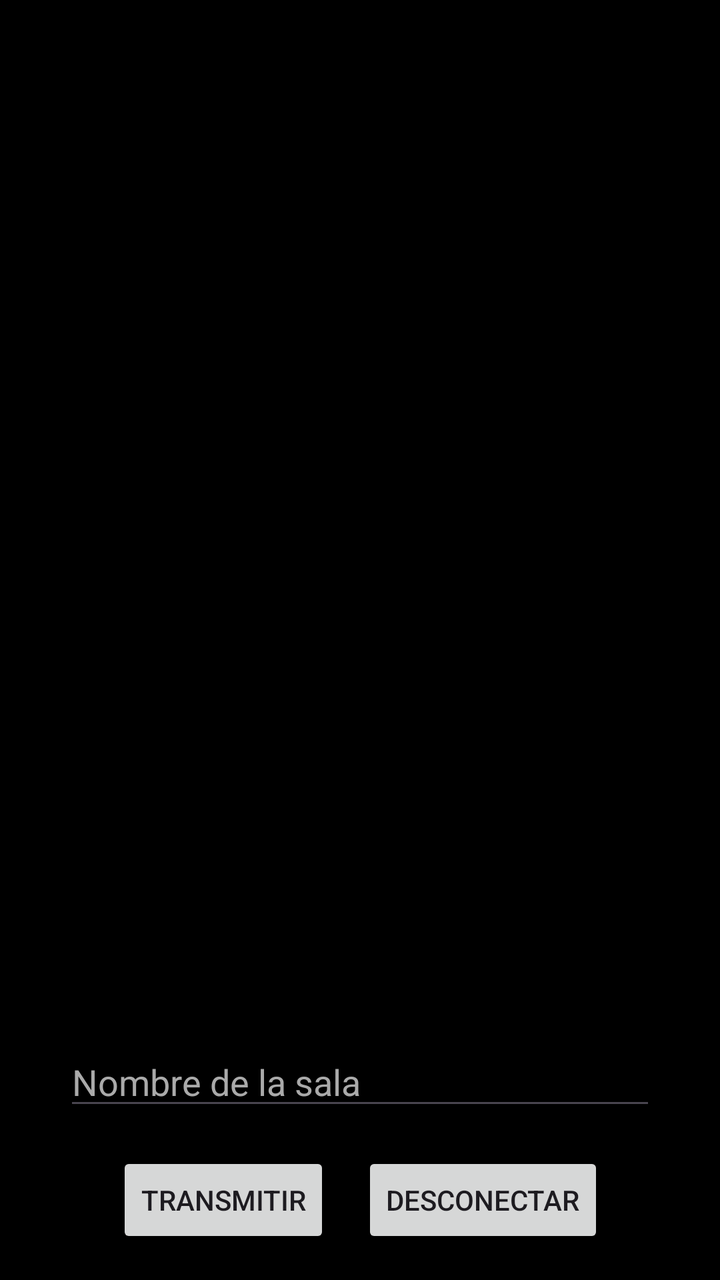
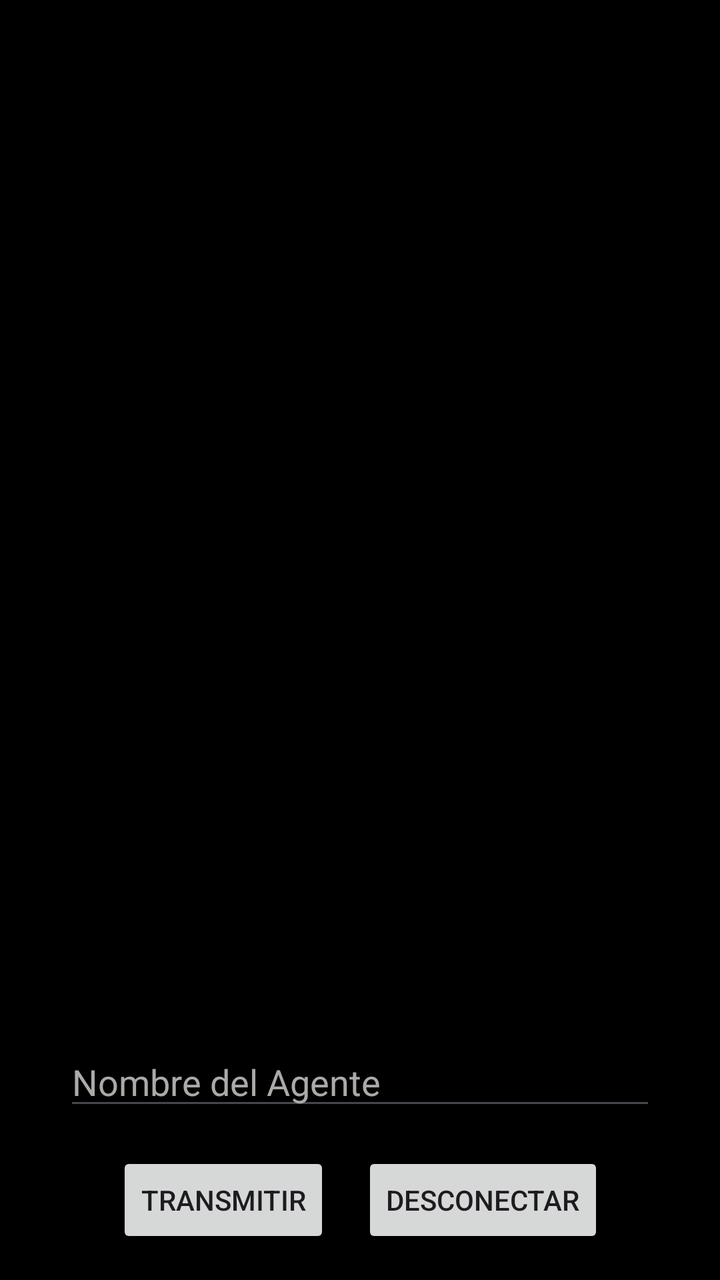

The first picture is an Android layout as it rendered before a commit; the second is the same layout after the commit. The layout source and the unified diff follow.
<!-- AndroidManifest.xml: application theme Theme.App -->
<!-- res/layout/activity_main.xml -->
<?xml version="1.0" encoding="utf-8"?>
<androidx.constraintlayout.widget.ConstraintLayout xmlns:android="http://schemas.android.com/apk/res/android"
    xmlns:app="http://schemas.android.com/apk/res-auto"
    xmlns:tools="http://schemas.android.com/tools"
    android:id="@+id/main"
    android:layout_width="match_parent"
    android:layout_height="match_parent"
    android:background="#000000"
    tools:context=".MainActivity">

    <TextureView
        android:id="@+id/camera_view"
        android:layout_width="0dp"
        android:layout_height="0dp"
        app:layout_constraintTop_toTopOf="parent"
        app:layout_constraintBottom_toTopOf="@+id/status_text"
        app:layout_constraintStart_toStartOf="parent"
        app:layout_constraintEnd_toEndOf="parent" />

    <TextView
        android:id="@+id/status_text"
        android:layout_width="wrap_content"
        android:layout_height="wrap_content"
        android:text="@string/streaming_status"
        android:textColor="@android:color/white"
        android:textSize="20sp"
        android:visibility="gone"
        app:layout_constraintBottom_toTopOf="@+id/room_name_input"
        app:layout_constraintEnd_toEndOf="parent"
        app:layout_constraintStart_toStartOf="parent"
        app:layout_constraintTop_toBottomOf="@+id/camera_view" />

    <EditText
        android:id="@+id/room_name_input"
        android:layout_width="0dp"
        android:layout_height="wrap_content"
        android:layout_marginStart="32dp"
        android:layout_marginEnd="32dp"
        android:layout_marginBottom="16dp"
        android:hint="Nombre de la sala"
        android:inputType="text"
        android:textColor="@android:color/white"
        android:textColorHint="@android:color/darker_gray"
        app:layout_constraintBottom_toTopOf="@+id/transmitir_button"
        app:layout_constraintEnd_toEndOf="parent"
        app:layout_constraintStart_toStartOf="parent" />

    <Button
        android:id="@+id/transmitir_button"
        android:layout_width="wrap_content"
        android:layout_height="wrap_content"
        android:layout_marginBottom="16dp"
        android:text="@string/transmit_button"
        app:layout_constraintBottom_toBottomOf="parent"
        app:layout_constraintEnd_toStartOf="@+id/desconectar_button"
        app:layout_constraintHorizontal_chainStyle="packed"
        app:layout_constraintStart_toStartOf="parent" />

    <Button
        android:id="@+id/desconectar_button"
        android:layout_width="wrap_content"
        android:layout_height="wrap_content"
        android:layout_marginStart="16dp"
        android:text="@string/disconnect_button"
        app:layout_constraintBottom_toBottomOf="@+id/transmitir_button"
        app:layout_constraintEnd_toEndOf="parent"
        app:layout_constraintStart_toEndOf="@+id/transmitir_button"
        app:layout_constraintTop_toTopOf="@+id/transmitir_button" />

</androidx.constraintlayout.widget.ConstraintLayout>
<!-- resources referenced by this layout -->
<resources>
  <string name="disconnect_button">Desconectar</string>
  <string name="streaming_status">Transmitiendo video...</string>
  <string name="transmit_button">Transmitir</string>
  <style name="Theme.App" parent="Base.Theme.App" />
  <style name="Base.Theme.App" parent="Theme.Material3.DayNight.NoActionBar">
          
          
      </style>
</resources>

<!-- the commit's change to res/layout/activity_main.xml (unified diff, before → after) -->
@@ -37,7 +37,7 @@
         android:layout_marginStart="32dp"
         android:layout_marginEnd="32dp"
         android:layout_marginBottom="16dp"
-        android:hint="Nombre de la sala"
+        android:hint="Nombre del Agente"
         android:inputType="text"
         android:textColor="@android:color/white"
         android:textColorHint="@android:color/darker_gray"
